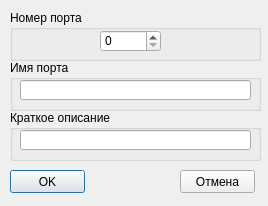
Before: the Qt Designer form serviceClasses/newportdialog.ui in IgorPetrov0/SCADAServer, drawn with Qt 5.
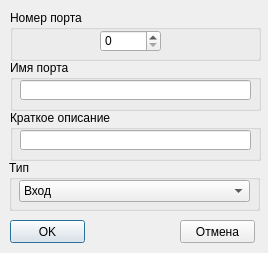
After: the same form once the commit is applied.

Diff of the .ui file:
```diff
--- a/serviceClasses/newportdialog.ui
+++ b/serviceClasses/newportdialog.ui
@@ -7,7 +7,7 @@
     <x>0</x>
     <y>0</y>
     <width>268</width>
-    <height>206</height>
+    <height>253</height>
    </rect>
   </property>
   <property name="windowTitle">
@@ -86,7 +86,7 @@
    <property name="geometry">
     <rect>
      <x>10</x>
-     <y>170</y>
+     <y>220</y>
      <width>75</width>
      <height>23</height>
     </rect>
@@ -99,7 +99,7 @@
    <property name="geometry">
     <rect>
      <x>180</x>
-     <y>170</y>
+     <y>220</y>
      <width>75</width>
      <height>23</height>
     </rect>
@@ -108,6 +108,39 @@
     <string>Отмена</string>
    </property>
   </widget>
+  <widget class="QGroupBox" name="groupBox_4">
+   <property name="geometry">
+    <rect>
+     <x>9</x>
+     <y>160</y>
+     <width>251</width>
+     <height>51</height>
+    </rect>
+   </property>
+   <property name="title">
+    <string>Тип</string>
+   </property>
+   <widget class="QComboBox" name="typeComboBox">
+    <property name="geometry">
+     <rect>
+      <x>10</x>
+      <y>20</y>
+      <width>231</width>
+      <height>22</height>
+     </rect>
+    </property>
+    <item>
+     <property name="text">
+      <string>Вход</string>
+     </property>
+    </item>
+    <item>
+     <property name="text">
+      <string>Выход</string>
+     </property>
+    </item>
+   </widget>
+  </widget>
  </widget>
  <resources/>
  <connections/>
```
Left out of the diff: 10 changed lines with no effect on the pictures.
